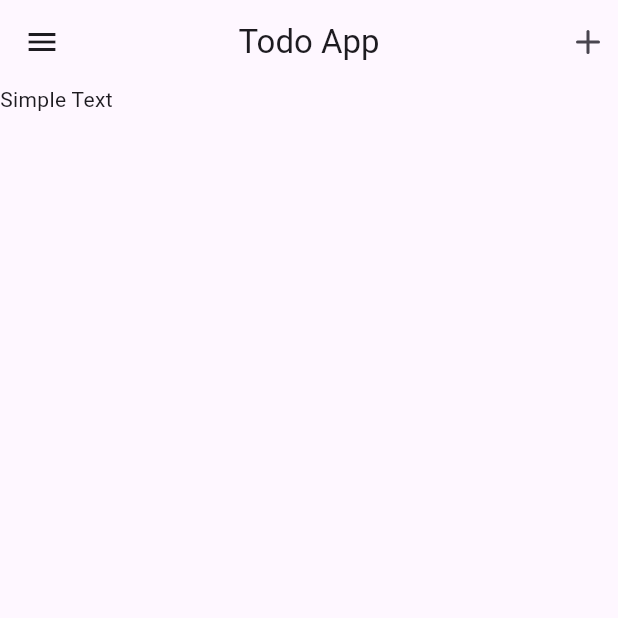
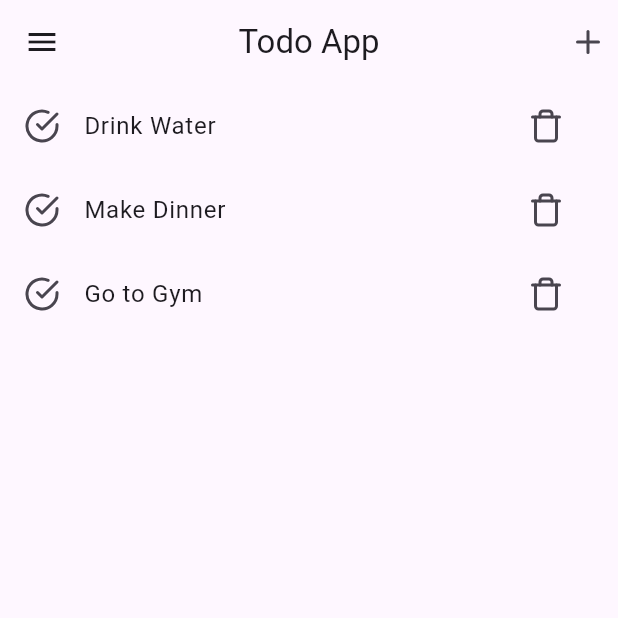
Before and after one commit to Yasitha-Bhanuka/Todo-App-Using-Flutter, a Flutter app: the screen it shows after launch, on a phone screen of 412 x 824 dp, the top half of it. Run offline on Flutter 3.47's test engine with Material 3 defaults, Android fonts, the phone set to English and light mode, and no system bars; our stand-ins replace flutter_feather_icons.

Commit message:
Make the ListTile in main screen with buttons. body: ListView.builder(itemCount: todoList.length,  itemBuilder(BuildContext context, int index){return<this can be return any widget>}).

```diff
--- a/lib/main_screen.dart
+++ b/lib/main_screen.dart
@@ -11,6 +11,8 @@ class Mainscreen extends StatefulWidget {
 
 class _MainscreenState extends State<Mainscreen> {
   String text = "Simple Text";
+
+  List<String> todoList = ["Drink Water", "Make Dinner", "Go to Gym"];
 
   void changeText({required String todoText}) {
     setState(() {
@@ -63,9 +65,21 @@ class _MainscreenState extends State<Mainscreen> {
             ),
           ],
         ),
-      body: Container(
-        child: Text(text),
+        body: ListView.builder(
+            itemCount: todoList.length,
+            itemBuilder: (BuildContext context, int index) {
+              return ListTile(
+                title: Text(todoList[index]),
+                leading: const Icon(FeatherIcons.checkCircle),
+                trailing: IconButton(
+                  icon: const Icon(FeatherIcons.trash),
+                  onPressed: () {
+                    setState(() {
+                      todoList.removeAt(index);
+                    });
+                  },
                 ),
               );
+            }));
   }
 }
```
Lines whose indentation alone changed are shown as unchanged.
